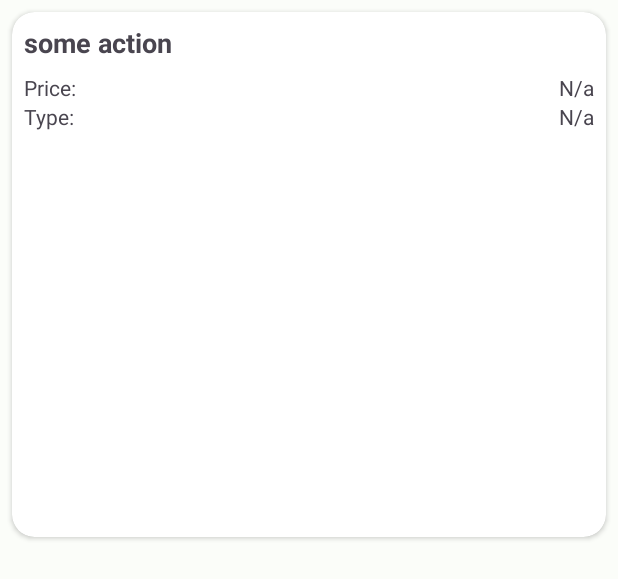
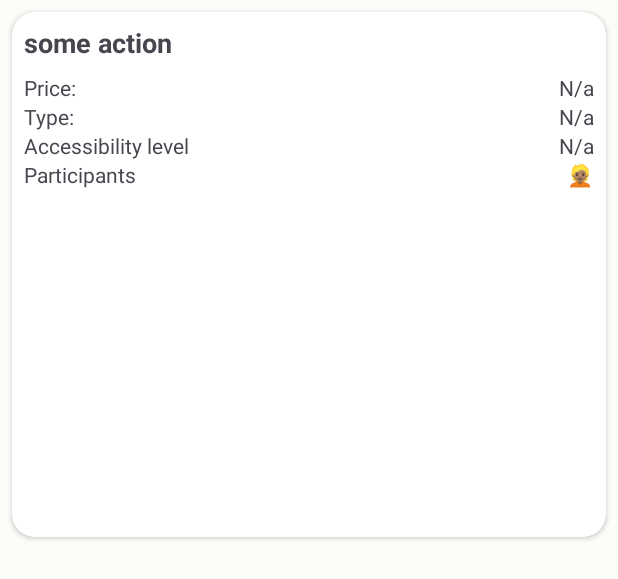
Before and after one commit to karpukhinp01/upStreamBoredApi, an Android app: the layout item.xml on its own in the app's theme, with its tools: preview values and no code run, on a phone screen of 412 x 824 dp. Shown: the top 579 px of the screen. Run offline under Robolectric (Android 15) with nearby library versions, the phone set to English and light mode, and no system bars.

Commit message:
added accessibility and participants to cards

```diff
--- a/app/src/main/res/layout/fragment_detail.xml
+++ b/app/src/main/res/layout/fragment_detail.xml
@@ -11,6 +11,7 @@
         android:layout_width="match_parent"
         android:layout_height="?attr/actionBarSize"
         app:title="Activities"
+        android:elevation="4dp"
         android:layout_alignParentTop="true"/>
 
 <!--#000503-->
@@ -73,8 +74,7 @@
             style="@style/title_filters"
             android:layout_width="wrap_content"
             android:layout_height="wrap_content"
-            android:layout_below="@id/filter_start"
-            android:layout_toEndOf="@id/filter_price_max_value"
+            android:layout_below="@id/filter_price_max_str"
             android:text="@string/and_activity_type"/>
 
         <TextView
@@ -82,7 +82,7 @@
             style="@style/Type"
             android:layout_width="wrap_content"
             android:layout_height="wrap_content"
-            android:layout_below="@id/filter_start"
+            android:layout_below="@id/filter_price_max_str"
             android:layout_toEndOf="@id/filter_activity_type_str"
             android:text="null"/>
 
--- a/app/src/main/res/layout/item.xml
+++ b/app/src/main/res/layout/item.xml
@@ -16,7 +16,7 @@
             android:layout_width="match_parent"
             android:layout_height="wrap_content"
             style="@style/title"
-            android:text="some action"
+            android:text="@string/some_action"
             app:layout_constraintStart_toStartOf="parent"
             app:layout_constraintTop_toTopOf="parent"
             android:padding="8dp"/>
@@ -25,7 +25,7 @@
             android:id="@+id/price_str"
             android:layout_width="wrap_content"
             android:layout_height="wrap_content"
-            android:text="Price:"
+            android:text="@string/price"
             app:layout_constraintTop_toBottomOf="@id/action_activity"
             app:layout_constraintStart_toStartOf="parent"
             android:paddingHorizontal="8dp"/>
@@ -35,7 +35,7 @@
             android:layout_width="wrap_content"
             android:layout_height="wrap_content"
             app:layout_constraintEnd_toEndOf="parent"
-            android:text="N/a"
+            android:text="@string/n_a"
             app:layout_constraintBottom_toBottomOf="@id/price_str"
             android:paddingHorizontal="8dp"/>
 
@@ -43,7 +43,7 @@
             android:id="@+id/type_str"
             android:layout_width="wrap_content"
             android:layout_height="wrap_content"
-            android:text="Type:"
+            android:text="@string/type_Cap"
             app:layout_constraintTop_toBottomOf="@id/price_str"
             app:layout_constraintStart_toStartOf="parent"
             android:paddingHorizontal="8dp"/>
@@ -53,11 +53,45 @@
             android:layout_width="wrap_content"
             android:layout_height="wrap_content"
             app:layout_constraintEnd_toEndOf="parent"
-            android:text="N/a"
+            android:text="@string/n_a"
             app:layout_constraintBottom_toBottomOf="@id/type_str"
             android:paddingHorizontal="8dp"/>
 
+        <TextView
+            android:id="@+id/accesibility_str"
+            android:layout_width="wrap_content"
+            android:layout_height="wrap_content"
+            android:text="@string/accesibility_level"
+            app:layout_constraintTop_toBottomOf="@id/type_str"
+            app:layout_constraintStart_toStartOf="parent"
+            android:paddingHorizontal="8dp"/>
 
+        <TextView
+            android:id="@+id/accesibility_value"
+            android:layout_width="wrap_content"
+            android:layout_height="wrap_content"
+            app:layout_constraintEnd_toEndOf="parent"
+            android:text="@string/n_a"
+            app:layout_constraintBottom_toBottomOf="@id/accesibility_str"
+            android:paddingHorizontal="8dp"/>
+
+        <TextView
+            android:id="@+id/participants_str"
+            android:layout_width="wrap_content"
+            android:layout_height="wrap_content"
+            android:text="@string/participants"
+            app:layout_constraintTop_toBottomOf="@id/accesibility_str"
+            app:layout_constraintStart_toStartOf="parent"
+            android:paddingHorizontal="8dp"/>
+
+        <TextView
+            android:id="@+id/participants_value"
+            android:layout_width="wrap_content"
+            android:layout_height="wrap_content"
+            app:layout_constraintEnd_toEndOf="parent"
+            android:text="👱🏽"
+            app:layout_constraintBottom_toBottomOf="@id/participants_str"
+            android:paddingHorizontal="8dp"/>
 
     </androidx.constraintlayout.widget.ConstraintLayout>
 
--- a/app/src/main/res/values/strings.xml
+++ b/app/src/main/res/values/strings.xml
@@ -67,6 +67,18 @@
     <string name="go">go</string>
     <string name="minimal_price">minimal price:&#160;</string>
     <string name="maximal_price">maximal price:&#160;</string>
-    <string name="and_activity_type">&#160;and activity type:&#160;</string>
+    <string name="and_activity_type">and activity type:&#160;</string>
     <string name="activities_with">Activities with&#160;</string>
+    <string name="price">Price:</string>
+    <string name="some_action">some action</string>
+    <string name="n_a">N/a</string>
+    <string name="type_Cap">Type:</string>
+    <string name="accesibility_level">Accessibility level</string>
+    <string name="participants">Participants</string>
+    <string name="basic">Basic</string>
+    <string name="very_easy">Very easy</string>
+    <string name="easy">Easy</string>
+    <string name="very_hard">Very hard</string>
+    <string name="medium">Medium</string>
+    <string name="hard">Hard</string>
 </resources>
```
Also changed, not shown: app/src/main/java/com/example/upstreamboredapi/view/ArrayAdapter.kt (+47 -1 lines), app/src/main/java/com/example/upstreamboredapi/viewmodel/StartViewModel.kt (+17 -7 lines), app/src/main/res/values/themes.xml (+9 -0 lines), 2 other files.
